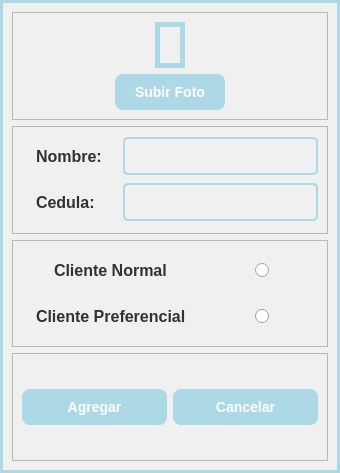
Above: ui_files/agregar_cliente.ui from Hrndz16/HomeRestaurant before the change. Below: the same form after it.
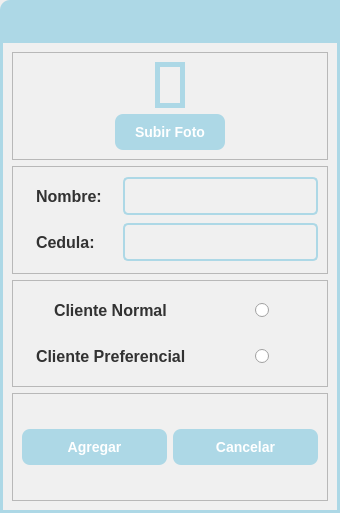
That is the form after the change. Icons and pictures are not drawn.

The edit to the form file:
```diff
--- a/ui_files/agregar_cliente.ui
+++ b/ui_files/agregar_cliente.ui
@@ -7,7 +7,7 @@
     <x>0</x>
     <y>0</y>
     <width>340</width>
-    <height>473</height>
+    <height>513</height>
    </rect>
   </property>
   <property name="windowTitle">
@@ -29,6 +29,52 @@
    <property name="bottomMargin">
     <number>0</number>
    </property>
+   <item>
+    <widget class="QFrame" name="menuBar_frame_2">
+     <property name="minimumSize">
+      <size>
+       <width>0</width>
+       <height>40</height>
+      </size>
+     </property>
+     <property name="maximumSize">
+      <size>
+       <width>16777215</width>
+       <height>40</height>
+      </size>
+     </property>
+     <property name="styleSheet">
+      <string notr="true">QFrame#menuBar_frame_2{
+background-color: rgb(173, 216, 230);
+border-top-left-radius: 10px;
+}
+</string>
+     </property>
+     <property name="frameShape">
+      <enum>QFrame::StyledPanel</enum>
+     </property>
+     <property name="frameShadow">
+      <enum>QFrame::Raised</enum>
+     </property>
+     <layout class="QHBoxLayout" name="horizontalLayout_5">
+      <property name="spacing">
+       <number>6</number>
+      </property>
+      <property name="leftMargin">
+       <number>9</number>
+      </property>
+      <property name="topMargin">
+       <number>11</number>
+      </property>
+      <property name="rightMargin">
+       <number>15</number>
+      </property>
+      <property name="bottomMargin">
+       <number>0</number>
+      </property>
+     </layout>
+    </widget>
+   </item>
    <item>
     <widget class="QFrame" name="central_frame">
      <property name="styleSheet">
```
Left out of the diff: 4 changed lines with no effect on the pictures.
